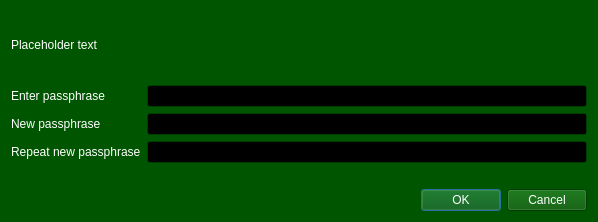
The window that src/qt/forms/askpassphrasedialog.ui (xviicoin-project/xviicoin) describes before a commit, drawn with Qt 5.
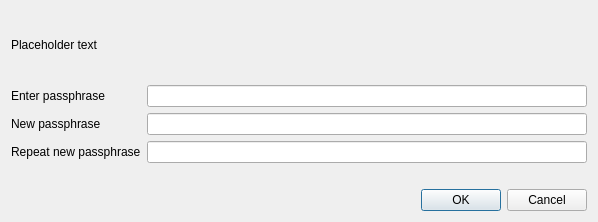
The same window after the commit.

Patch:
```diff
--- a/src/qt/forms/askpassphrasedialog.ui
+++ b/src/qt/forms/askpassphrasedialog.ui
@@ -22,448 +22,6 @@
     <height>0</height>
    </size>
   </property>
-  <property name="palette">
-   <palette>
-    <active>
-     <colorrole role="WindowText">
-      <brush brushstyle="SolidPattern">
-       <color alpha="255">
-        <red>255</red>
-        <green>255</green>
-        <blue>255</blue>
-       </color>
-      </brush>
-     </colorrole>
-     <colorrole role="Button">
-      <brush brushstyle="SolidPattern">
-       <color alpha="255">
-        <red>0</red>
-        <green>85</green>
-        <blue>0</blue>
-       </color>
-      </brush>
-     </colorrole>
-     <colorrole role="Light">
-      <brush brushstyle="SolidPattern">
-       <color alpha="255">
-        <red>0</red>
-        <green>127</green>
-        <blue>0</blue>
-       </color>
-      </brush>
-     </colorrole>
-     <colorrole role="Midlight">
-      <brush brushstyle="SolidPattern">
-       <color alpha="255">
-        <red>0</red>
-        <green>106</green>
-        <blue>0</blue>
-       </color>
-      </brush>
-     </colorrole>
-     <colorrole role="Dark">
-      <brush brushstyle="SolidPattern">
-       <color alpha="255">
-        <red>0</red>
-        <green>42</green>
-        <blue>0</blue>
-       </color>
-      </brush>
-     </colorrole>
-     <colorrole role="Mid">
-      <brush brushstyle="SolidPattern">
-       <color alpha="255">
-        <red>0</red>
-        <green>56</green>
-        <blue>0</blue>
-       </color>
-      </brush>
-     </colorrole>
-     <colorrole role="Text">
-      <brush brushstyle="SolidPattern">
-       <color alpha="255">
-        <red>255</red>
-        <green>255</green>
-        <blue>255</blue>
-       </color>
-      </brush>
-     </colorrole>
-     <colorrole role="BrightText">
-      <brush brushstyle="SolidPattern">
-       <color alpha="255">
-        <red>255</red>
-        <green>255</green>
-        <blue>255</blue>
-       </color>
-      </brush>
-     </colorrole>
-     <colorrole role="ButtonText">
-      <brush brushstyle="SolidPattern">
-       <color alpha="255">
-        <red>255</red>
-        <green>255</green>
-        <blue>255</blue>
-       </color>
-      </brush>
-     </colorrole>
-     <colorrole role="Base">
-      <brush brushstyle="SolidPattern">
-       <color alpha="255">
-        <red>0</red>
-        <green>0</green>
-        <blue>0</blue>
-       </color>
-      </brush>
-     </colorrole>
-     <colorrole role="Window">
-      <brush brushstyle="SolidPattern">
-       <color alpha="255">
-        <red>0</red>
-        <green>85</green>
-        <blue>0</blue>
-       </color>
-      </brush>
-     </colorrole>
-     <colorrole role="Shadow">
-      <brush brushstyle="SolidPattern">
-       <color alpha="255">
-        <red>0</red>
-        <green>0</green>
-        <blue>0</blue>
-       </color>
-      </brush>
-     </colorrole>
-     <colorrole role="AlternateBase">
-      <brush brushstyle="SolidPattern">
-       <color alpha="255">
-        <red>0</red>
-        <green>42</green>
-        <blue>0</blue>
-       </color>
-      </brush>
-     </colorrole>
-     <colorrole role="ToolTipBase">
-      <brush brushstyle="SolidPattern">
-       <color alpha="255">
-        <red>255</red>
-        <green>255</green>
-        <blue>220</blue>
-       </color>
-      </brush>
-     </colorrole>
-     <colorrole role="ToolTipText">
-      <brush brushstyle="SolidPattern">
-       <color alpha="255">
-        <red>0</red>
-        <green>0</green>
-        <blue>0</blue>
-       </color>
-      </brush>
-     </colorrole>
-     <colorrole role="PlaceholderText">
-      <brush brushstyle="SolidPattern">
-       <color alpha="128">
-        <red>255</red>
-        <green>255</green>
-        <blue>255</blue>
-       </color>
-      </brush>
-     </colorrole>
-    </active>
-    <inactive>
-     <colorrole role="WindowText">
-      <brush brushstyle="SolidPattern">
-       <color alpha="255">
-        <red>255</red>
-        <green>255</green>
-        <blue>255</blue>
-       </color>
-      </brush>
-     </colorrole>
-     <colorrole role="Button">
-      <brush brushstyle="SolidPattern">
-       <color alpha="255">
-        <red>0</red>
-        <green>85</green>
-        <blue>0</blue>
-       </color>
-      </brush>
-     </colorrole>
-     <colorrole role="Light">
-      <brush brushstyle="SolidPattern">
-       <color alpha="255">
-        <red>0</red>
-        <green>127</green>
-        <blue>0</blue>
-       </color>
-      </brush>
-     </colorrole>
-     <colorrole role="Midlight">
-      <brush brushstyle="SolidPattern">
-       <color alpha="255">
-        <red>0</red>
-        <green>106</green>
-        <blue>0</blue>
-       </color>
-      </brush>
-     </colorrole>
-     <colorrole role="Dark">
-      <brush brushstyle="SolidPattern">
-       <color alpha="255">
-        <red>0</red>
-        <green>42</green>
-        <blue>0</blue>
-       </color>
-      </brush>
-     </colorrole>
-     <colorrole role="Mid">
-      <brush brushstyle="SolidPattern">
-       <color alpha="255">
-        <red>0</red>
-        <green>56</green>
-        <blue>0</blue>
-       </color>
-      </brush>
-     </colorrole>
-     <colorrole role="Text">
-      <brush brushstyle="SolidPattern">
-       <color alpha="255">
-        <red>255</red>
-        <green>255</green>
-        <blue>255</blue>
-       </color>
-      </brush>
-     </colorrole>
-     <colorrole role="BrightText">
-      <brush brushstyle="SolidPattern">
-       <color alpha="255">
-        <red>255</red>
-        <green>255</green>
-        <blue>255</blue>
-       </color>
-      </brush>
-     </colorrole>
-     <colorrole role="ButtonText">
-      <brush brushstyle="SolidPattern">
-       <color alpha="255">
-        <red>255</red>
-        <green>255</green>
-        <blue>255</blue>
-       </color>
-      </brush>
-     </colorrole>
-     <colorrole role="Base">
-      <brush brushstyle="SolidPattern">
-       <color alpha="255">
-        <red>0</red>
-        <green>0</green>
-        <blue>0</blue>
-       </color>
-      </brush>
-     </colorrole>
-     <colorrole role="Window">
-      <brush brushstyle="SolidPattern">
-       <color alpha="255">
-        <red>0</red>
-        <green>85</green>
-        <blue>0</blue>
-       </color>
-      </brush>
-     </colorrole>
-     <colorrole role="Shadow">
-      <brush brushstyle="SolidPattern">
-       <color alpha="255">
-        <red>0</red>
-        <green>0</green>
-        <blue>0</blue>
-       </color>
-      </brush>
-     </colorrole>
-     <colorrole role="AlternateBase">
-      <brush brushstyle="SolidPattern">
-       <color alpha="255">
-        <red>0</red>
-        <green>42</green>
-        <blue>0</blue>
-       </color>
-      </brush>
-     </colorrole>
-     <colorrole role="ToolTipBase">
-      <brush brushstyle="SolidPattern">
-       <color alpha="255">
-        <red>255</red>
-        <green>255</green>
-        <blue>220</blue>
-       </color>
-      </brush>
-     </colorrole>
-     <colorrole role="ToolTipText">
-      <brush brushstyle="SolidPattern">
-       <color alpha="255">
-        <red>0</red>
-        <green>0</green>
-        <blue>0</blue>
-       </color>
-      </brush>
-     </colorrole>
-     <colorrole role="PlaceholderText">
-      <brush brushstyle="SolidPattern">
-       <color alpha="128">
-        <red>255</red>
-        <green>255</green>
-        <blue>255</blue>
-       </color>
-      </brush>
-     </colorrole>
-    </inactive>
-    <disabled>
-     <colorrole role="WindowText">
-      <brush brushstyle="SolidPattern">
-       <color alpha="255">
-        <red>0</red>
-        <green>42</green>
-        <blue>0</blue>
-       </color>
-      </brush>
-     </colorrole>
-     <colorrole role="Button">
-      <brush brushstyle="SolidPattern">
-       <color alpha="255">
-        <red>0</red>
-        <green>85</green>
-        <blue>0</blue>
-       </color>
-      </brush>
-     </colorrole>
-     <colorrole role="Light">
-      <brush brushstyle="SolidPattern">
-       <color alpha="255">
-        <red>0</red>
-        <green>127</green>
-        <blue>0</blue>
-       </color>
-      </brush>
-     </colorrole>
-     <colorrole role="Midlight">
-      <brush brushstyle="SolidPattern">
-       <color alpha="255">
-        <red>0</red>
-        <green>106</green>
-        <blue>0</blue>
-       </color>
-      </brush>
-     </colorrole>
-     <colorrole role="Dark">
-      <brush brushstyle="SolidPattern">
-       <color alpha="255">
-        <red>0</red>
-        <green>42</green>
-        <blue>0</blue>
-       </color>
-      </brush>
-     </colorrole>
-     <colorrole role="Mid">
-      <brush brushstyle="SolidPattern">
-       <color alpha="255">
-        <red>0</red>
-        <green>56</green>
-        <blue>0</blue>
-       </color>
-      </brush>
-     </colorrole>
-     <colorrole role="Text">
-      <brush brushstyle="SolidPattern">
-       <color alpha="255">
-        <red>0</red>
-        <green>42</green>
-        <blue>0</blue>
-       </color>
-      </brush>
-     </colorrole>
-     <colorrole role="BrightText">
-      <brush brushstyle="SolidPattern">
-       <color alpha="255">
-        <red>255</red>
-        <green>255</green>
-        <blue>255</blue>
-       </color>
-      </brush>
-     </colorrole>
-     <colorrole role="ButtonText">
-      <brush brushstyle="SolidPattern">
-       <color alpha="255">
-        <red>0</red>
-        <green>42</green>
-        <blue>0</blue>
-       </color>
-      </brush>
-     </colorrole>
-     <colorrole role="Base">
-      <brush brushstyle="SolidPattern">
-       <color alpha="255">
-        <red>0</red>
-        <green>85</green>
-        <blue>0</blue>
-       </color>
-      </brush>
-     </colorrole>
-     <colorrole role="Window">
-      <brush brushstyle="SolidPattern">
-       <color alpha="255">
-        <red>0</red>
-        <green>85</green>
-        <blue>0</blue>
-       </color>
-      </brush>
-     </colorrole>
-     <colorrole role="Shadow">
-      <brush brushstyle="SolidPattern">
-       <color alpha="255">
-        <red>0</red>
-        <green>0</green>
-        <blue>0</blue>
-       </color>
-      </brush>
-     </colorrole>
-     <colorrole role="AlternateBase">
-      <brush brushstyle="SolidPattern">
-       <color alpha="255">
-        <red>0</red>
-        <green>85</green>
-        <blue>0</blue>
-       </color>
-      </brush>
-     </colorrole>
-     <colorrole role="ToolTipBase">
-      <brush brushstyle="SolidPattern">
-       <color alpha="255">
-        <red>255</red>
-        <green>255</green>
-        <blue>220</blue>
-       </color>
-      </brush>
-     </colorrole>
-     <colorrole role="ToolTipText">
-      <brush brushstyle="SolidPattern">
-       <color alpha="255">
-        <red>0</red>
-        <green>0</green>
-        <blue>0</blue>
-       </color>
-      </brush>
-     </colorrole>
-     <colorrole role="PlaceholderText">
-      <brush brushstyle="SolidPattern">
-       <color alpha="128">
-        <red>255</red>
-        <green>255</green>
-        <blue>255</blue>
-       </color>
-      </brush>
-     </colorrole>
-    </disabled>
-   </palette>
-  </property>
   <property name="windowTitle">
    <string>Passphrase Dialog</string>
   </property>
```
